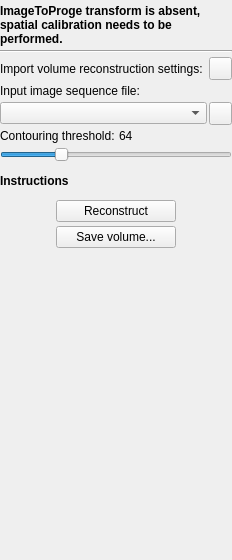
Before: the Qt Designer form PlusApp/fCal/Toolboxes/VolumeReconstructionToolbox.ui in PlusToolkit/PlusApp, drawn with Qt 5.
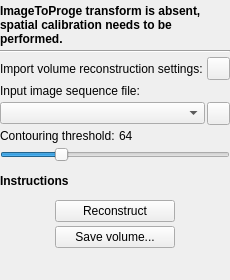
After: the same form once the commit is applied. Icons and pictures are not drawn.

What changed in the file:
```diff
--- a/PlusApp/fCal/Toolboxes/VolumeReconstructionToolbox.ui
+++ b/PlusApp/fCal/Toolboxes/VolumeReconstructionToolbox.ui
@@ -6,8 +6,8 @@
    <rect>
     <x>0</x>
     <y>0</y>
-    <width>232</width>
-    <height>560</height>
+    <width>230</width>
+    <height>280</height>
    </rect>
   </property>
   <property name="sizePolicy">
@@ -18,13 +18,13 @@
   </property>
   <property name="minimumSize">
    <size>
-    <width>232</width>
-    <height>560</height>
+    <width>230</width>
+    <height>280</height>
    </size>
   </property>
   <property name="maximumSize">
    <size>
-    <width>232</width>
+    <width>230</width>
     <height>16777215</height>
    </size>
   </property>
```
